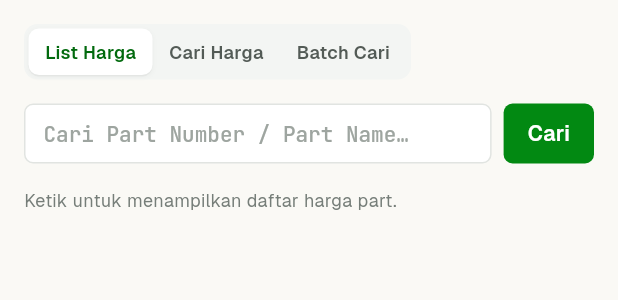
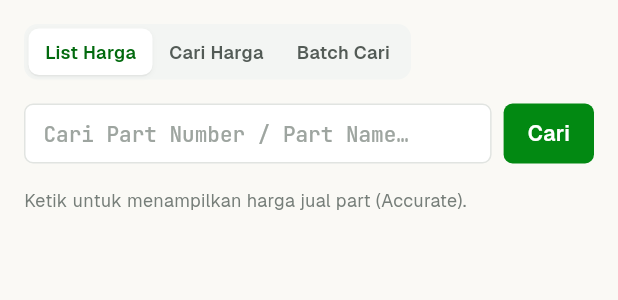
Before and after one commit to morwick/maspart-mobile, a Flutter app: the HargaScreen widget shown alone on an empty page, opened directly, on a phone screen of 412 x 824 dp. Shown: the top 300 px of the screen. Run offline on Flutter 3.47's test engine with Material 3 defaults, Android fonts, the phone set to English and light mode, and no system bars; our stand-ins replace cached_network_image, file_picker, firebase_core, firebase_messaging, flutter_local_notifications, flutter_map and 11 more; missing offline and left inert: markdown, webview_flutter_android; accounts and stored records are empty; network calls fail.

Commit message:
refactor(harga): cabut upload harga.xlsx & kolom "Harga (Daftar)"
Pasangan backend maspart-v5 f1e3bbc: harga.xlsx dicabut total (harga dari
Accurate, berat dari SIMS). Kartu upload dataset Harga dan kolom katalog
batch "Harga (Daftar)" dihapus; teks List Harga menyebut sumber Accurate.

Co-Authored-By: Claude Opus 5.5 (1M context) <noreply@anthropic.com>

```diff
--- a/lib/api_service.dart
+++ b/lib/api_service.dart
@@ -1812,7 +1812,7 @@ class ApiService {
   // Admin: upload dataset & katalog
   // ────────────────────────────────────────────────────────────────────
 
-  /// [kind] = 'stok' | 'harga' | 'populasi'.
+  /// [kind] = 'stok' | 'populasi'.
   static Future<({bool ok, int size})> uploadDataset({
     required String kind,
     required Uint8List bytes,
--- a/lib/screens/admin_manage_screens.dart
+++ b/lib/screens/admin_manage_screens.dart
@@ -1841,12 +1841,6 @@ const _datasets = <({String kind, String label, String file, String catatan})>[
     catatan: 'Memicu rebuild indeks stok.',
   ),
   (
-    kind: 'harga',
-    label: 'Harga',
-    file: 'harga.xlsx',
-    catatan: 'Memicu rebuild indeks harga.',
-  ),
-  (
     kind: 'populasi',
     label: 'Populasi Unit',
     file: 'populasi.xlsx',
--- a/lib/screens/data_screens.dart
+++ b/lib/screens/data_screens.dart
@@ -1450,11 +1450,6 @@ const _kolomBatch = <({String key, String label, String desc})>[
     label: 'Harga Jual Accurate',
     desc: 'Harga jual dari Accurate'
   ),
-  (
-    key: 'harga_daftar',
-    label: 'Harga (Daftar)',
-    desc: 'Dari daftar harga internal'
-  ),
   (key: 'kecocokan', label: 'Kecocokan', desc: 'File katalog lokal yang cocok'),
   (
     key: 'exploded',
@@ -1469,7 +1464,7 @@ const _maksPnExploded = 25;
 
 /// Kolom harga hanya untuk akun berizin — backend juga menegakkan ini, tapi
 /// menyembunyikannya di sini mencegah user menunggu proses panjang lalu ditolak.
-const _kolomHarga = {'harga_sims', 'harga_accurate', 'harga_daftar'};
+const _kolomHarga = {'harga_sims', 'harga_accurate'};
 const _kolomDefault = {'nama', 'foto', 'stok'};
 
 class BatchScreen extends StatefulWidget {
--- a/lib/screens/harga_screen.dart
+++ b/lib/screens/harga_screen.dart
@@ -127,7 +127,7 @@ class _HargaScreenState extends State<HargaScreen> {
       if (!_listSearched)
         Padding(
           padding: const EdgeInsets.only(top: 4),
-          child: Text('Ketik untuk menampilkan daftar harga part.', style: TextStyle(fontSize: 12, color: m.ink500)),
+          child: Text('Ketik untuk menampilkan harga jual part (Accurate).', style: TextStyle(fontSize: 12, color: m.ink500)),
         )
       else if (_listLoading)
         const MasSkeleton(height: 200)
```
